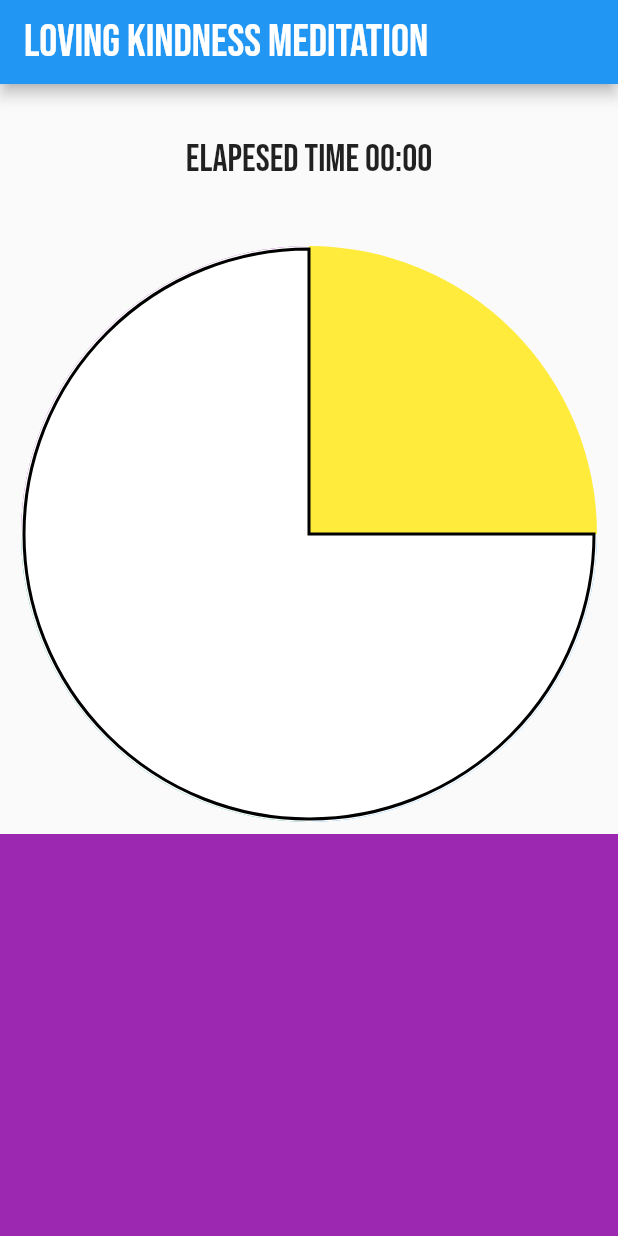
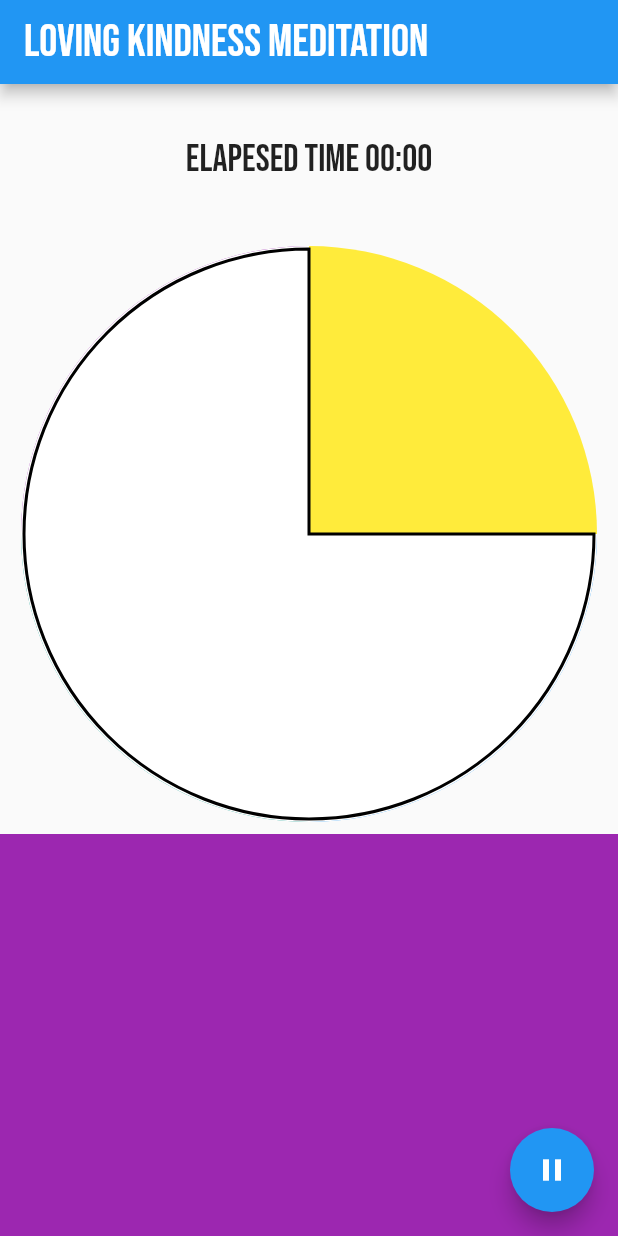
Before and after one commit to mfeckie/loving_kindness_meditation, a Flutter app: the screen it shows after launch, on a phone screen of 412 x 824 dp. Run offline on Flutter 3.47's test engine with Material 2 defaults, Android fonts, the phone set to English and light mode, and no system bars.

Commit message:
Allow timer to be paused and continued

```diff
--- a/lib/main.dart
+++ b/lib/main.dart
@@ -1,3 +1,4 @@
+import 'dart:async';
 import 'dart:math';
 import 'package:quiver/async.dart';
 import 'package:flutter/material.dart';
@@ -30,9 +31,15 @@ class LovingKindnessMain extends StatefulWidget {
 
 class LovingKindnessMainState extends State<LovingKindnessMain> {
   double angle = 0;
-  dynamic timer;
+  StreamSubscription<CountdownTimer> timer;
+  Stopwatch stopwatch;
   LovingKindnessMainState() {
-    this.timer = CountdownTimer(Duration(minutes: 15), Duration(milliseconds: 100))
+    setupTimer(Duration(minutes: 15));
+  }
+
+  void setupTimer(Duration duration) {
+    stopwatch = Stopwatch();
+    this.timer = CountdownTimer(duration, Duration(milliseconds: 100), stopwatch: stopwatch)
         .listen((CountdownTimer event) {
       final total = event.elapsed + event.remaining;
       setState(() {
@@ -58,6 +65,16 @@ class LovingKindnessMainState extends State<LovingKindnessMain> {
           "Loving Kindness Meditation",
           style: TextStyle(fontSize: 30),
         ),
+      ),
+      floatingActionButton: FloatingActionButton(
+        child: Icon(
+          stopwatch.isRunning ? Icons.pause : Icons.play_arrow
+        ),
+        onPressed: () {
+          setState(() {
+            stopwatch.isRunning ? stopwatch.stop() : stopwatch.start();
+          });
+        },
       ),
       body: Container(
           child: Column(
```
